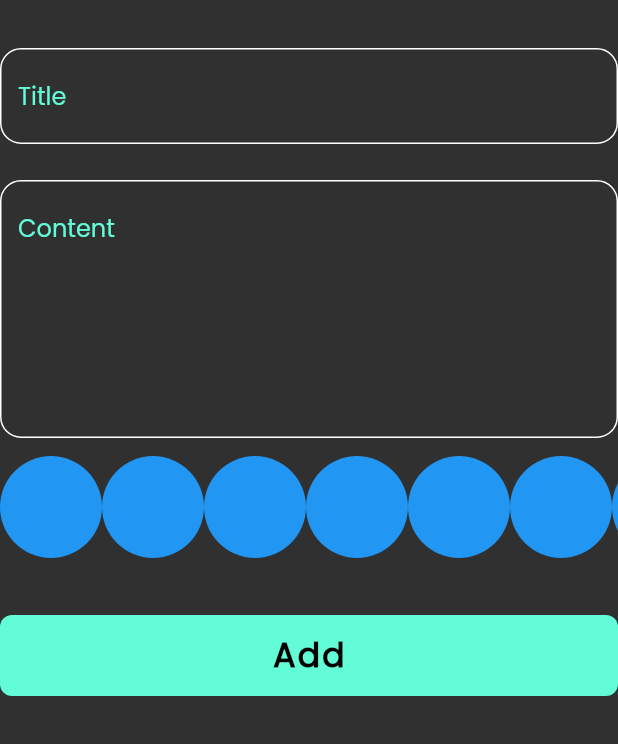
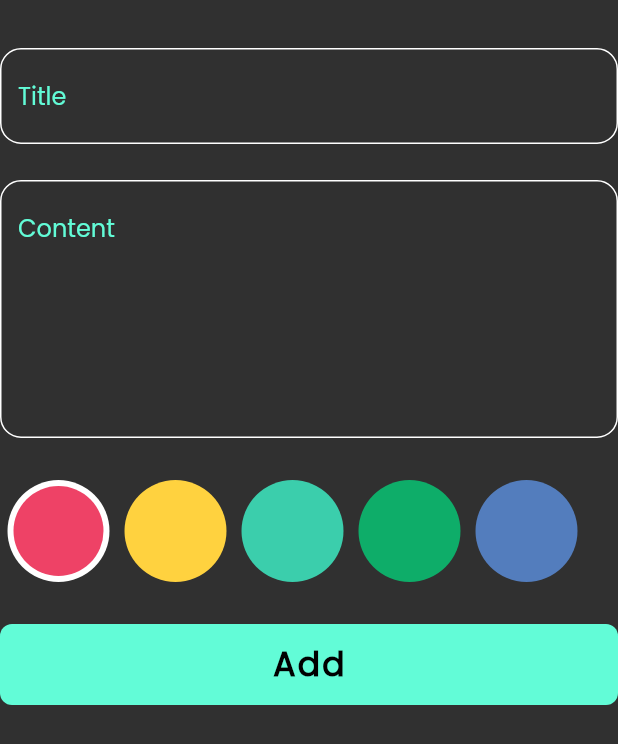
Before and after one commit to Osama-Abo-Reda/notes_app, a Flutter app: the AddNoteForm widget shown alone on an empty page, opened directly, on a phone screen of 412 x 824 dp. Shown: the top 744 px of the screen. Run offline on Flutter 3.47's test engine with Material 2 defaults, Android fonts, the phone set to English and light mode, and no system bars; our stand-ins replace flutter_bloc, font_awesome_flutter, hive, hive_flutter; accounts and stored records are empty.

Commit message:
colors list virw part 2

```diff
--- a/lib/views/widgets/add_note_form.dart
+++ b/lib/views/widgets/add_note_form.dart
@@ -43,11 +43,11 @@ class _AddNoteFormState extends State<AddNoteForm> {
             maxLines: 6,
           ),
           const SizedBox(
-            height: 12.0,
+            height: 28.0,
           ),
           const ColorsListView(),
           const SizedBox(
-            height: 38.0,
+            height: 28.0,
           ),
           BlocBuilder<AddNoteCubit, AddNoteState>(
             builder: (context, state) {
--- a/lib/views/widgets/colors_list_view.dart
+++ b/lib/views/widgets/colors_list_view.dart
@@ -1,27 +1,65 @@
 import 'package:flutter/material.dart';
 
 class ColorItem extends StatelessWidget {
-  const ColorItem({super.key});
+  const ColorItem({super.key, required this.isActive, required this.color});
+  final bool isActive;
+  final Color color;
 
   @override
   Widget build(BuildContext context) {
-    return const CircleAvatar(
-      backgroundColor: Colors.blue,
-      radius: 34.0,
-    );
+    return isActive
+        ? CircleAvatar(
+            radius: 34.0,
+            backgroundColor: Colors.white,
+            child: CircleAvatar(
+              backgroundColor: color,
+              radius: 30.0,
+            ),
+          )
+        : CircleAvatar(
+            backgroundColor: color,
+            radius: 34.0,
+          );
   }
 }
 
-class ColorsListView extends StatelessWidget {
+class ColorsListView extends StatefulWidget {
   const ColorsListView({super.key});
 
+  @override
+  State<ColorsListView> createState() => _ColorsListViewState();
+}
+
+class _ColorsListViewState extends State<ColorsListView> {
+  int currentIndex = 0;
+  List<Color> colors = const [
+    Color(0xffEE4266),
+    Color(0xffFFD23F),
+    Color(0xff3BCEAC),
+    Color(0xff0EAD69),
+    Color(0xff537DBD),
+  ];
   @override
   Widget build(BuildContext context) {
     return SizedBox(
       height: 34.0 * 2,
       child: ListView.builder(
-        itemBuilder: (context, index) => const ColorItem(),
-        itemCount: 10,
+        itemBuilder: (context, index) => Padding(
+          padding: const EdgeInsets.symmetric(
+            horizontal: 5.0,
+          ),
+          child: GestureDetector(
+            onTap: () {
+              currentIndex = index;
+              setState(() {});
+            },
+            child: ColorItem(
+              isActive: currentIndex == index,
+              color: colors[index],
+            ),
+          ),
+        ),
+        itemCount: colors.length,
         scrollDirection: Axis.horizontal,
       ),
     );
```
